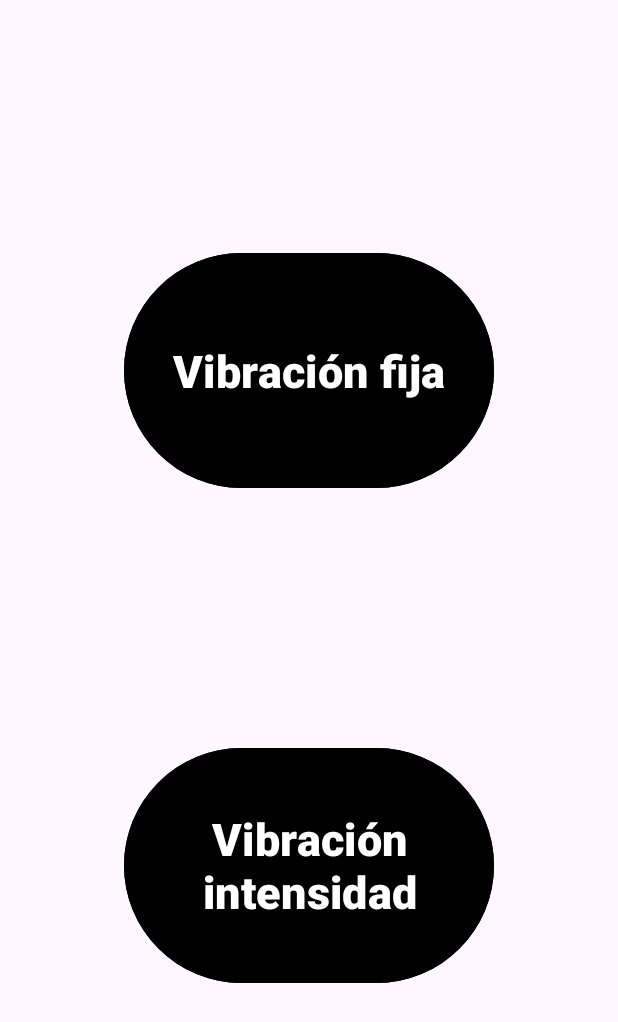
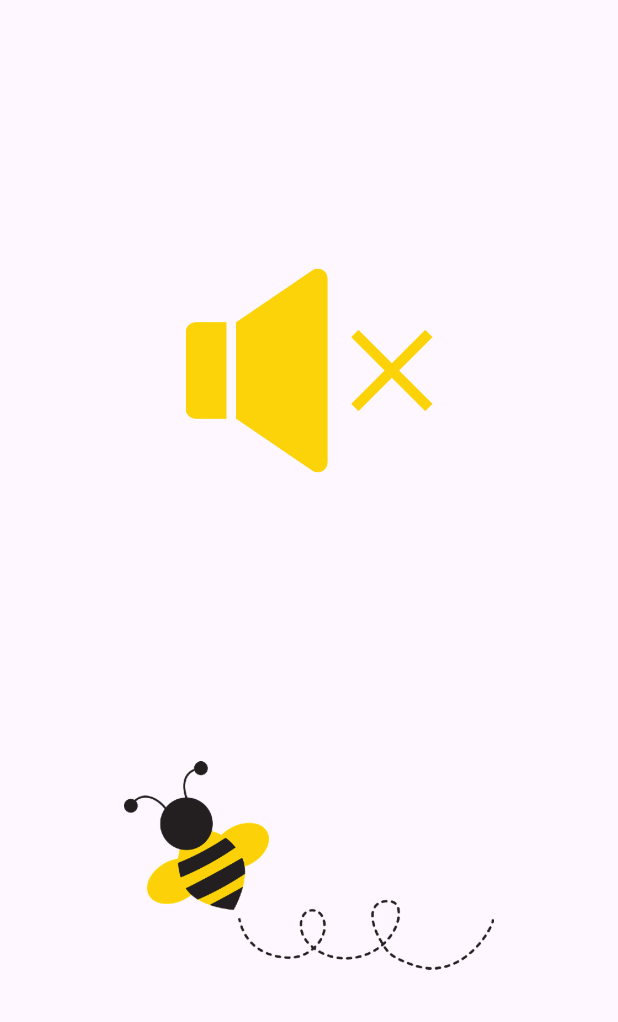
Before and after one commit to Neklof1982/android-09-vibracion-java, an Android app: the screen it shows after launch (MainActivity), on a phone screen of 412 x 824 dp. Shown: the top 1022 px of the screen. Run offline under Robolectric (Android 15) with nearby library versions, the phone set to English and light mode, and no system bars.

Commit message:
Cambio de Bóton a Imagen

```diff
--- a/app/src/main/java/com/example/a09_practica_patronesvibracion/MainActivity.java
+++ b/app/src/main/java/com/example/a09_practica_patronesvibracion/MainActivity.java
@@ -6,7 +6,10 @@ import android.os.Bundle;
 import android.os.VibrationEffect;
 import android.os.Vibrator;
 import android.view.View;
+// prueba con bóton
 import android.widget.Button;
+//cambio a imagen
+import android.widget.ImageView;
 
 import androidx.activity.EdgeToEdge;
 import androidx.appcompat.app.AppCompatActivity;
@@ -34,20 +37,20 @@ public class MainActivity extends AppCompatActivity {
         Vibrator vibrator = (Vibrator) getSystemService(Context.VIBRATOR_SERVICE);
 
         // Dos botones de prueba
-        Button buttonCorto = findViewById(R.id.buttonCorto);
-        Button buttonLargo = findViewById(R.id.buttonLargo);
+        ImageView imageSinSonido = findViewById(R.id.imageSinSonido);
+        ImageView imageBee = findViewById(R.id.imageBee);
 
 
         /**
          * Para vibración fija y variable en el tiempo
          */
-        buttonCorto.setOnClickListener(new View.OnClickListener() {
+        imageSinSonido.setOnClickListener(new View.OnClickListener() {
             @Override
             public void onClick(View view) {
                 //Vibración en milisegundos
 
                 //Por ejemplo 1000 milisegundos es 1 segundo
-                vibrator.vibrate(1000);
+                vibrator.vibrate(500);
             }
         });
 
@@ -55,7 +58,7 @@ public class MainActivity extends AppCompatActivity {
         /**
          * Variando Intensidad y tiempo fijo y variable
          */
-        buttonLargo.setOnClickListener(new View.OnClickListener() {
+        imageBee.setOnClickListener(new View.OnClickListener() {
             @Override
             public void onClick(View view) {
                 //Vibrator vibrator = (Vibrator) getSystemService(Context.VIBRATOR_SERVICE);
@@ -66,8 +69,8 @@ public class MainActivity extends AppCompatActivity {
                 if (Build.VERSION.SDK_INT >= Build.VERSION_CODES.O)
 
                 {
-                    long[] time = {0, 100, 0, 100, 0, 100};
-                    int[] amplitude = {0, 50, 0, 100, 0, 150};
+                    long[] time = {0, 150, 0, 200, 0, 150, 0, 100};
+                    int[] amplitude = {0, 50, 0, 100, 0, 150, 0, 100};
 
                     VibrationEffect vibrationEffect = VibrationEffect.createWaveform(time, amplitude, -1 /*-1 No repeat*/);
 
--- a/app/src/main/res/layout/activity_main.xml
+++ b/app/src/main/res/layout/activity_main.xml
@@ -63,32 +63,34 @@
         android:orientation="horizontal"
         app:layout_constraintGuide_percent="0.8" />
 
-    <Button
-        android:id="@+id/buttonCorto"
+    <ImageView
+        android:id="@+id/imageSinSonido"
         android:layout_width="0dp"
         android:layout_height="0dp"
+        android:backgroundTint="@color/black"
         android:text="Vibración fija"
+        android:textAlignment="center"
         android:textSize="30dp"
-        android:textAlignment="center"
         android:textStyle="bold"
-        android:backgroundTint="@color/black"
         app:layout_constraintBottom_toTopOf="@+id/divider202"
         app:layout_constraintEnd_toStartOf="@+id/divider104"
         app:layout_constraintStart_toStartOf="@+id/divider101"
-        app:layout_constraintTop_toTopOf="@+id/divider201" />
+        app:layout_constraintTop_toTopOf="@+id/divider201"
+        app:srcCompat="@drawable/sinsonido" />
 
-    <Button
-        android:id="@+id/buttonLargo"
+    <ImageView
+        android:id="@+id/imageBee"
         android:layout_width="0dp"
         android:layout_height="0dp"
+        android:backgroundTint="@color/black"
         android:text="Vibración intensidad"
+        android:textAlignment="center"
         android:textSize="30dp"
-        android:textAlignment="center"
         android:textStyle="bold"
-        android:backgroundTint="@color/black"
         app:layout_constraintBottom_toTopOf="@+id/divider204"
         app:layout_constraintEnd_toStartOf="@+id/divider104"
         app:layout_constraintStart_toStartOf="@+id/divider101"
-        app:layout_constraintTop_toTopOf="@+id/divider203" />
+        app:layout_constraintTop_toTopOf="@+id/divider203"
+        app:srcCompat="@drawable/abeja" />
 
 </androidx.constraintlayout.widget.ConstraintLayout>
```
Also changed, not shown: app/src/main/res/drawable/abeja.png (added), app/src/main/res/drawable/sinsonido.png (added).
